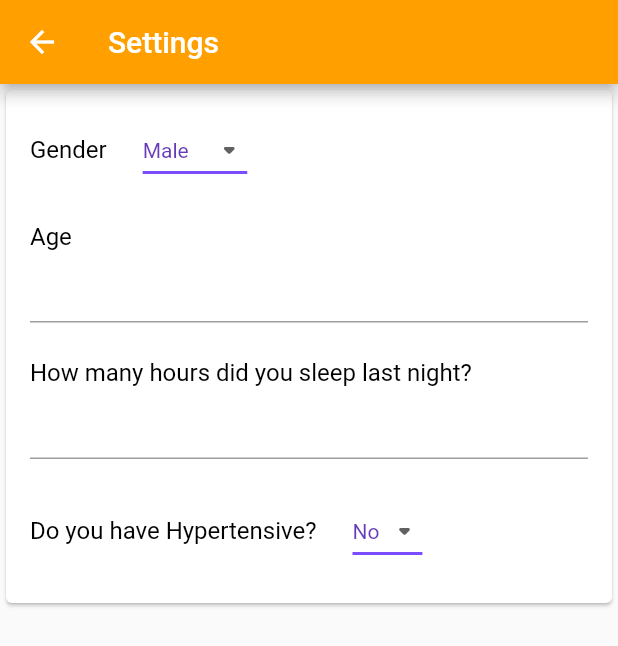
After one commit to SithumDilanga/depression-detection, a Flutter app: the screen it shows after launch, after a tap on the "settings" icon, on a phone screen of 412 x 824 dp. The commit adds this screen. Shown: the top 646 px of the screen. Run offline on Flutter 3.47's test engine with Material 2 defaults, Android fonts, the phone set to English and light mode, and no system bars; our stand-ins replace flutter_bluetooth_serial.

Commit message:
settings page added

```diff
--- a/lib/home.dart
+++ b/lib/home.dart
@@ -1,4 +1,5 @@
 import 'package:depression_detector/connect_bluetooth.dart';
+import 'package:depression_detector/settings.dart';
 import 'package:flutter/material.dart';
 
 class Home extends StatefulWidget {
@@ -46,6 +47,18 @@ class _HomeState extends State<Home> {
                   primary: Color(0xffFFB800)
                 ),
               ),
+            ),
+            IconButton(
+              icon: Icon(
+                Icons.settings,
+                color: Colors.black,
+              ),
+              onPressed: () {
+                Navigator.push(
+                  context,
+                  MaterialPageRoute(builder: (context) => Settings()),
+                );
+              },
             )
           ],
         ),
--- a/lib/main.dart
+++ b/lib/main.dart
@@ -8,6 +8,7 @@ class MyApp extends StatelessWidget {
   @override
   Widget build(BuildContext context) {
     return MaterialApp(
+      debugShowCheckedModeBanner: false,
       title: 'Flutter Demo',
       theme: ThemeData(
         primarySwatch: Colors.blue,
--- /dev/null
+++ b/lib/settings.dart
@@ -0,0 +1,175 @@
+import 'package:flutter/material.dart';
+
+class Settings extends StatefulWidget {
+  const Settings({ Key key }) : super(key: key);
+
+  @override
+  _SettingsState createState() => _SettingsState();
+}
+
+class _SettingsState extends State<Settings> {
+
+  // text fields
+  String name = '';
+  int age = 18;
+  int sleepHours = 6;
+
+  String dropdownValueGender = 'Male';
+  String dropdownValueHyper = 'No';
+
+  @override
+  Widget build(BuildContext context) {
+    return Scaffold(
+      appBar: AppBar(
+        title: Text(
+          'Settings'
+        ),
+        backgroundColor: Colors.amber[700]
+      ),
+      body: Card(
+        child: Padding(
+          padding: const EdgeInsets.fromLTRB(16.0, 16.0, 16.0, 24.0),
+          child: Column(
+            crossAxisAlignment: CrossAxisAlignment.start,
+            mainAxisSize: MainAxisSize.min,
+            children: [
+              Row(
+                children: [
+                  Text(
+                    'Gender',
+                    style: TextStyle(
+                      fontSize: 16.0,
+                      color: Colors.black
+                      ),
+                  ),
+                  SizedBox(width: 24.0,),
+                  DropdownButton<String>(
+                    value: dropdownValueGender,
+                    icon: const Icon(Icons.arrow_drop_down_rounded),
+                    iconSize: 24,
+                    elevation: 16,
+                    style: const TextStyle(
+                      color: Colors.deepPurple
+                    ),
+                    underline: Container(
+                      height: 2,
+                      color: Colors.deepPurpleAccent,
+                    ),
+                    onChanged: (String newValue) {
+                      setState(() {
+                        dropdownValueGender = newValue;
+                      });
+                    },
+                    items: <String>['Male', 'Female']
+                      .map<DropdownMenuItem<String>>((String value) {
+                        return DropdownMenuItem<String>(
+                          value: value,
+                          child: Text(value),
+                        );
+                      })
+                      .toList(),
+                  )
+                ],
+              ),
+              SizedBox(height: 24.0,),
+              Text(
+                'Age',
+                style: TextStyle(
+                  fontSize: 16.0,
+                  color: Colors.black
+                  ),
+              ),
+              TextFormField(
+                // controller: _textController,
+                cursorColor: Colors.amber[700],
+                decoration: InputDecoration(
+                  //hintText: 'Enter your Name'
+                  focusedBorder: UnderlineInputBorder(
+                    borderSide: BorderSide(color: (Colors.amber[700]))
+                  ),
+                  // errorText: usernameErrorText
+                ),
+                style: TextStyle(
+                  fontSize: 18
+                ),
+                onChanged: (val) {
+                  setState(() {
+                    age = val as int;
+                  });
+                },
+              ),
+              SizedBox(height: 24.0,),
+              Text(
+                'How many hours did you sleep last night?',
+                style: TextStyle(
+                  fontSize: 16.0,
+                  color: Colors.black
+                  ),
+              ),
+              TextFormField(
+                // controller: _textController,
+                cursorColor: Colors.amber[700],
+                decoration: InputDecoration(
+                  //hintText: 'Enter your Name'
+                  focusedBorder: UnderlineInputBorder(
+                    borderSide: BorderSide(color: (Colors.amber[700]))
+                  ),
+                  // errorText: usernameErrorText
+                ),
+                style: TextStyle(
+                  fontSize: 18
+                ),
+                onChanged: (val) {
+                  setState(() {
+                    sleepHours = val as int;
+                  });
+                },
+              ),
+              SizedBox(height: 24.0,),
+              Row(
+                children: [
+
+                  Text(
+                    'Do you have Hypertensive?',
+                    style: TextStyle(
+                      fontSize: 16.0,
+                      color: Colors.black
+                      ),
+                  ),
+                  SizedBox(width: 24.0,),
+                  DropdownButton<String>(
+                    value: dropdownValueHyper,
+                    icon: const Icon(Icons.arrow_drop_down_rounded),
+                    iconSize: 24,
+                    elevation: 16,
+                    style: const TextStyle(
+                      color: Colors.deepPurple
+                    ),
+                    underline: Container(
+                      height: 2,
+                      color: Colors.deepPurpleAccent,
+                    ),
+                    onChanged: (String newValue) {
+                      setState(() {
+                        dropdownValueHyper = newValue;
+                      });
+                    },
+                    items: <String>['No', 'Yes']
+                      .map<DropdownMenuItem<String>>((String value) {
+                        return DropdownMenuItem<String>(
+                          value: value,
+                          child: Text(value),
+                        );
+                      })
+                      .toList(),
+                  )
+
+                ],
+              ),
+            ],
+          ),
+        ),
+      ),
+    );
+  }
+}
```
